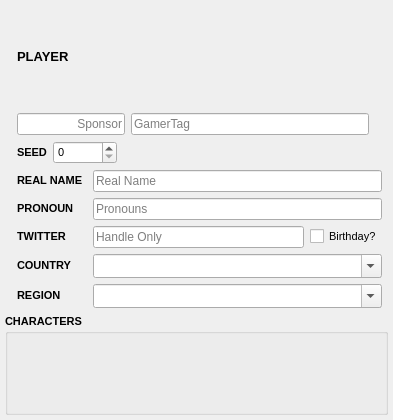
Before: the Qt Designer form src/layout/AutonaScoreboardPlayer.ui in yuya-tagu/Autona, drawn with Qt 5.
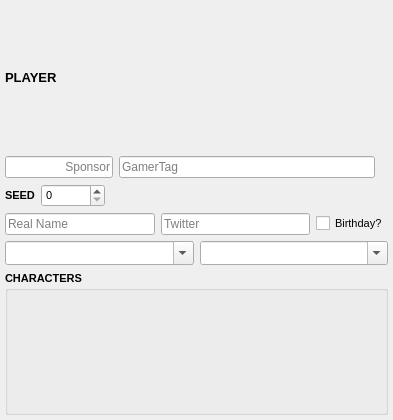
After: the same form once the commit is applied.

Commit message: feat(scoreboard): プレイヤータブUIの全面改善と代名詞機能の削除

Patch:
```diff
--- a/src/layout/AutonaScoreboardPlayer.ui
+++ b/src/layout/AutonaScoreboardPlayer.ui
@@ -40,7 +40,7 @@
    <property name="bottomMargin">
     <number>5</number>
    </property>
-   <item row="0" column="2">
+   <item row="0" column="0">
     <layout class="QHBoxLayout" name="titleContainer">
      <item>
       <widget class="QLabel" name="title">
@@ -69,7 +69,7 @@
      </item>
     </layout>
    </item>
-   <item row="1" column="2">
+   <item row="1" column="0">
     <layout class="QHBoxLayout" name="teamRow">
      <!-- SPONSOR / NAME labels removed; the sponsor (team) and gamerTag
           (name) fields now share a single row, mirroring the TEAM board's
@@ -136,7 +136,7 @@
      </item>
     </layout>
    </item>
-   <item row="3" column="2">
+   <item row="3" column="0">
     <layout class="QHBoxLayout" name="horizontalLayout">
      <item>
       <widget class="QLabel" name="seedLabel">
@@ -194,33 +194,8 @@
      </item>
     </layout>
    </item>
-   <item row="4" column="2">
-    <layout class="QHBoxLayout" name="realNameRow">
-     <item>
-      <widget class="QLabel" name="realNameLabel">
-       <property name="sizePolicy">
-        <sizepolicy hsizetype="Fixed" vsizetype="Fixed">
-         <horstretch>0</horstretch>
-         <verstretch>0</verstretch>
-        </sizepolicy>
-       </property>
-       <property name="maximumSize">
-        <size>
-         <width>70</width>
-         <height>16777215</height>
-        </size>
-       </property>
-       <property name="font">
-        <font>
-         <pointsize>8</pointsize>
-         <bold>true</bold>
-        </font>
-       </property>
-       <property name="text">
-        <string>REAL NAME</string>
-       </property>
-      </widget>
-     </item>
+   <item row="4" column="0">
+    <layout class="QHBoxLayout" name="identityRow">
      <item>
       <widget class="QLineEdit" name="real_name">
        <property name="sizePolicy">
@@ -239,85 +214,6 @@
        </property>
       </widget>
      </item>
-    </layout>
-   </item>
-   <item row="5" column="2">
-    <layout class="QHBoxLayout" name="pronounRow">
-     <item>
-      <widget class="QLabel" name="pronounLabel">
-       <property name="sizePolicy">
-        <sizepolicy hsizetype="Fixed" vsizetype="Fixed">
-         <horstretch>0</horstretch>
-         <verstretch>0</verstretch>
-        </sizepolicy>
-       </property>
-       <property name="maximumSize">
-        <size>
-         <width>70</width>
-         <height>16777215</height>
-        </size>
-       </property>
-       <property name="font">
-        <font>
-         <pointsize>8</pointsize>
-         <bold>true</bold>
-        </font>
-       </property>
-       <property name="text">
-        <string>PRONOUN</string>
-       </property>
-      </widget>
-     </item>
-     <item>
-      <widget class="QLineEdit" name="pronoun">
-       <property name="sizePolicy">
-        <sizepolicy hsizetype="Preferred" vsizetype="Fixed">
-         <horstretch>0</horstretch>
-         <verstretch>0</verstretch>
-        </sizepolicy>
-       </property>
-       <property name="font">
-        <font>
-         <pointsize>9</pointsize>
-        </font>
-       </property>
-       <property name="placeholderText">
-        <string>Pronouns</string>
-       </property>
-      </widget>
-     </item>
-    </layout>
-   </item>
-   <item row="6" column="2">
-    <layout class="QHBoxLayout" name="horizontalLayout_5">
-     <item>
-      <widget class="QLabel" name="twitterLabel">
-       <property name="sizePolicy">
-        <sizepolicy hsizetype="Fixed" vsizetype="Fixed">
-         <horstretch>0</horstretch>
-         <verstretch>0</verstretch>
-        </sizepolicy>
-       </property>
-       <property name="maximumSize">
-        <size>
-         <width>70</width>
-         <height>16777215</height>
-        </size>
-       </property>
-       <property name="font">
-        <font>
-         <pointsize>8</pointsize>
-         <bold>true</bold>
-        </font>
-       </property>
-       <property name="text">
-        <string>TWITTER</string>
-       </property>
-       <property name="margin">
-        <number>0</number>
-       </property>
-      </widget>
-     </item>
      <item>
       <widget class="QLineEdit" name="twitter">
        <property name="sizePolicy">
@@ -332,7 +228,7 @@
         </font>
        </property>
        <property name="placeholderText">
-        <string>Handle Only</string>
+        <string>Twitter</string>
        </property>
       </widget>
      </item>
@@ -351,33 +247,8 @@
      </item>
     </layout>
    </item>
-   <item row="7" column="2">
-    <layout class="QHBoxLayout" name="countryRow">
-     <item>
-      <widget class="QLabel" name="locationLabel">
-       <property name="sizePolicy">
-        <sizepolicy hsizetype="Fixed" vsizetype="Fixed">
-         <horstretch>0</horstretch>
-         <verstretch>0</verstretch>
-        </sizepolicy>
-       </property>
-       <property name="maximumSize">
-        <size>
-         <width>70</width>
-         <height>16777215</height>
-        </size>
-       </property>
-       <property name="font">
-        <font>
-         <pointsize>8</pointsize>
-         <bold>true</bold>
-        </font>
-       </property>
-       <property name="text">
-        <string>COUNTRY</string>
-       </property>
-      </widget>
-     </item>
+   <item row="5" column="0">
+    <layout class="QHBoxLayout" name="locationRow">
      <item>
       <widget class="QComboBox" name="country">
        <property name="sizePolicy">
@@ -402,35 +273,6 @@
        </property>
       </widget>
      </item>
-    </layout>
-   </item>
-   <item row="8" column="2">
-    <layout class="QHBoxLayout" name="stateRow">
-     <item>
-      <widget class="QLabel" name="stateLabel">
-       <property name="sizePolicy">
-        <sizepolicy hsizetype="Fixed" vsizetype="Fixed">
-         <horstretch>0</horstretch>
-         <verstretch>0</verstretch>
-        </sizepolicy>
-       </property>
-       <property name="maximumSize">
-        <size>
-         <width>70</width>
-         <height>16777215</height>
-        </size>
-       </property>
-       <property name="font">
-        <font>
-         <pointsize>8</pointsize>
-         <bold>true</bold>
-        </font>
-       </property>
-       <property name="text">
-        <string>REGION</string>
-       </property>
-      </widget>
-     </item>
      <item>
       <widget class="QComboBox" name="state">
        <property name="sizePolicy">
@@ -457,7 +299,7 @@
      </item>
     </layout>
    </item>
-   <item row="15" column="0" colspan="4">
+   <item row="15" column="0">
     <widget class="QGroupBox" name="characters">
      <property name="font">
       <font>
```
The commit also changes 56 other files.
